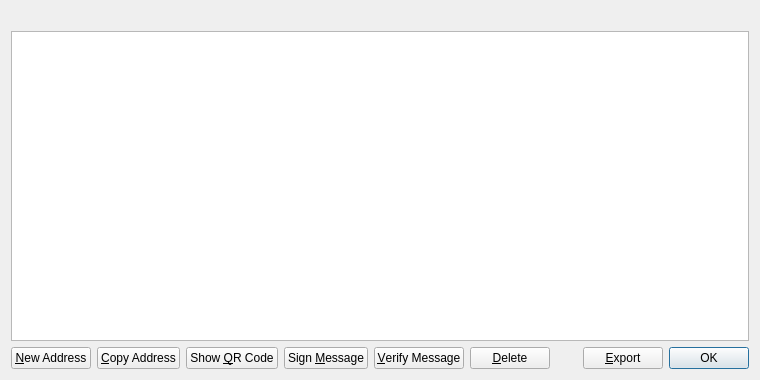
Qt form src/qt/forms/addressbookpage.ui (Gamerholic/GamerHolicCoin) before a commit.
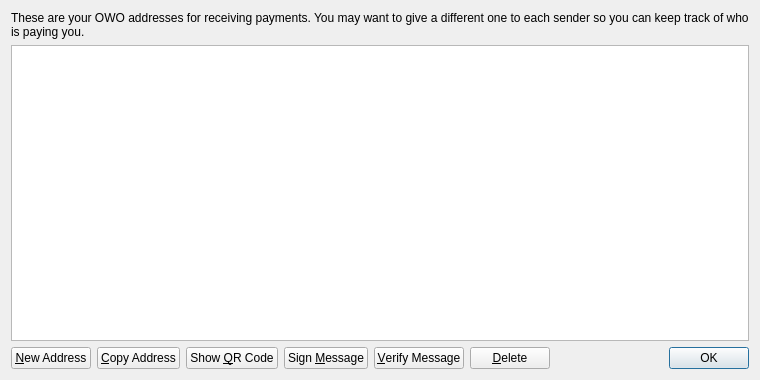
The same form after that commit. Icons and pictures are not drawn.

What changed in the file:
```diff
--- a/src/qt/forms/addressbookpage.ui
+++ b/src/qt/forms/addressbookpage.ui
@@ -16,6 +16,9 @@
   <layout class="QVBoxLayout" name="verticalLayout">
    <item>
     <widget class="QLabel" name="labelExplanation">
+     <property name="text">
+      <string>These are your OWO addresses for receiving payments. You may want to give a different one to each sender so you can keep track of who is paying you.</string>
+     </property>
      <property name="textFormat">
       <enum>Qt::PlainText</enum>
      </property>
@@ -148,20 +151,6 @@
        </property>
       </spacer>
      </item>
-     <item>
-      <widget class="QPushButton" name="exportButton">
-       <property name="toolTip">
-        <string>Export the data in the current tab to a file</string>
-       </property>
-       <property name="text">
-        <string>&amp;Export</string>
-       </property>
-       <property name="icon">
-        <iconset resource="../bitcoin.qrc">
-         <normaloff>:/icons/export</normaloff>:/icons/export</iconset>
-       </property>
-      </widget>
-     </item>
      <item>
       <widget class="QDialogButtonBox" name="buttonBox">
        <property name="sizePolicy">
```
Left out of the diff: 10 changed lines with no effect on the pictures.
